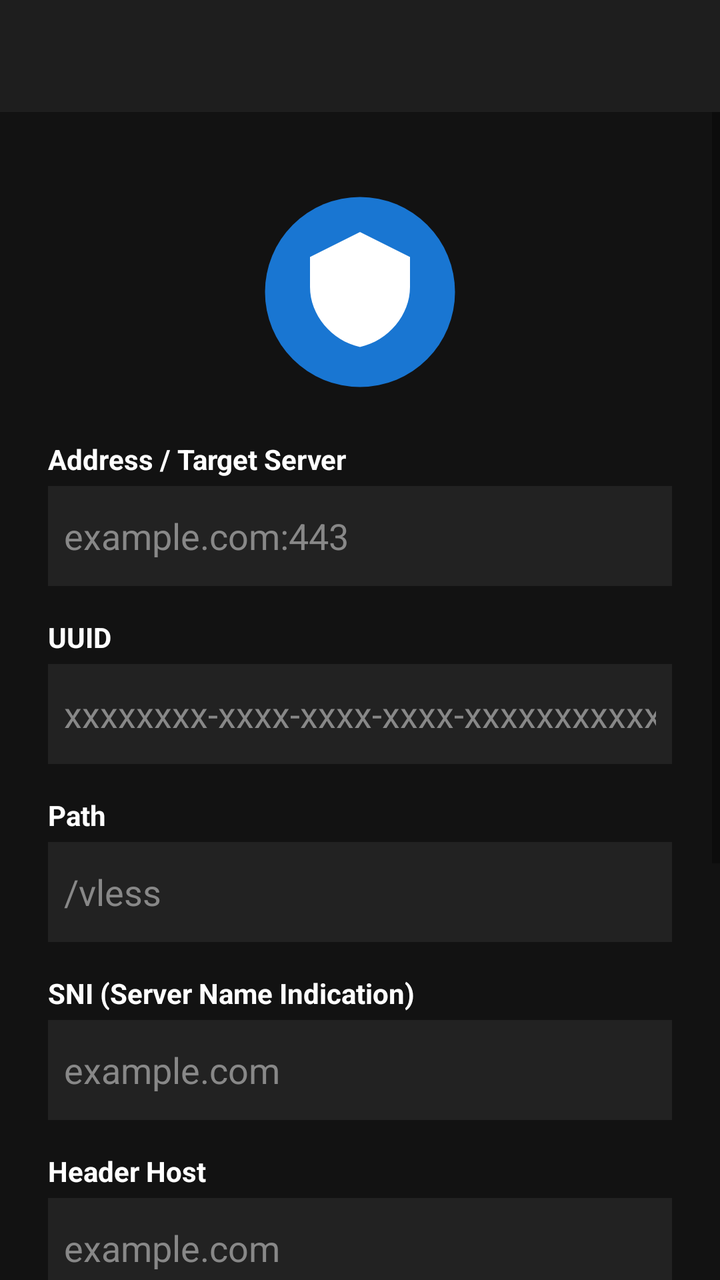
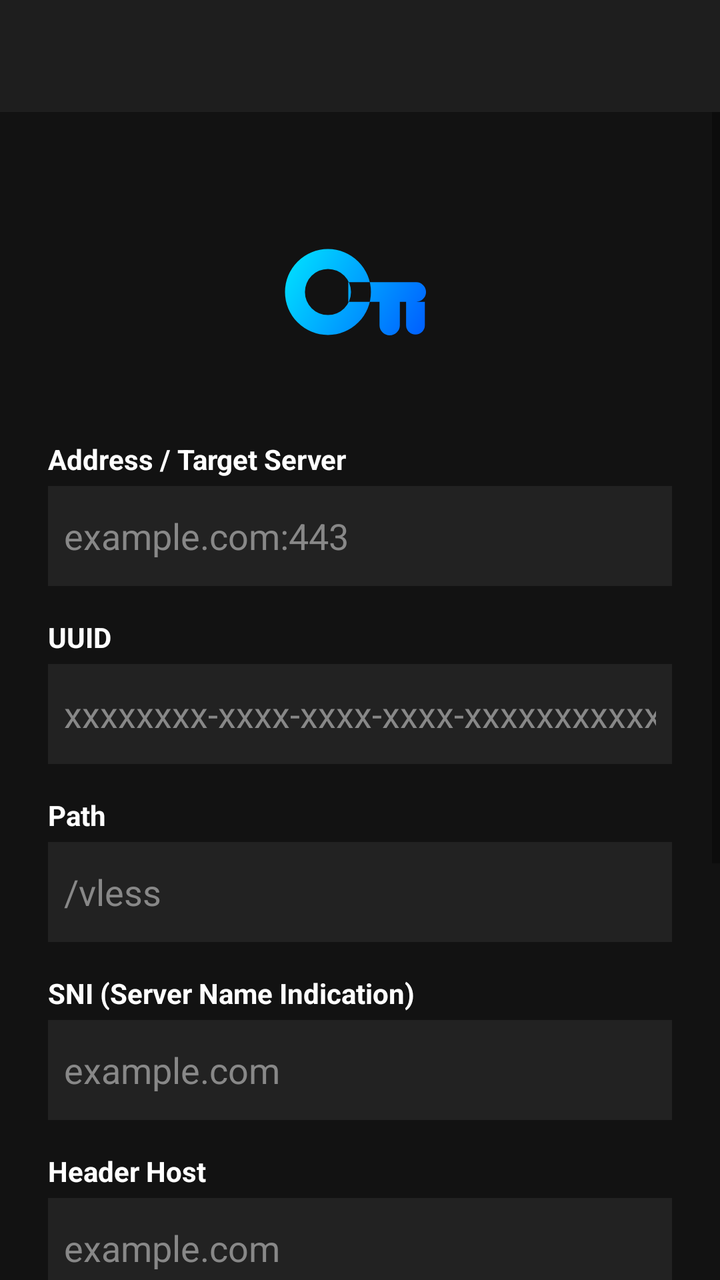

Before-and-after screenshots of an Android layout around one commit, followed by the original layout XML and the change that was made.
<!-- AndroidManifest.xml: application theme Theme.JhopanLiteVPN -->
<!-- res/layout/activity_main.xml -->
<?xml version="1.0" encoding="utf-8"?>
<LinearLayout xmlns:android="http://schemas.android.com/apk/res/android"
    android:layout_width="match_parent"
    android:layout_height="match_parent"
    android:orientation="vertical"
    android:background="#121212">

    <androidx.appcompat.widget.Toolbar
        android:id="@+id/toolbar"
        android:layout_width="match_parent"
        android:layout_height="?attr/actionBarSize"
        android:background="#1E1E1E"
        android:theme="@style/ThemeOverlay.AppCompat.Dark.ActionBar" />

    <ScrollView
        android:layout_width="match_parent"
        android:layout_height="match_parent"
        android:background="#121212">

        <LinearLayout
            android:layout_width="match_parent"
            android:layout_height="wrap_content"
            android:orientation="vertical"
            android:padding="24dp"
            android:gravity="center_horizontal">

            <ImageView
                android:layout_width="100dp"
                android:layout_height="100dp"
                android:layout_marginTop="16dp"
                android:src="@drawable/ic_logo"
                android:contentDescription="JhopanStore VPN" />

            <TextView
                android:id="@+id/lockBanner"
                android:layout_width="match_parent"
                android:layout_height="wrap_content"
                android:layout_marginTop="16dp"
                android:gravity="center"
                android:textStyle="bold"
                android:textColor="#4CAF50"
                android:visibility="gone" />

            <LinearLayout
                android:id="@+id/configFields"
                android:layout_width="match_parent"
                android:layout_height="wrap_content"
                android:orientation="vertical">

            <TextView
                android:layout_width="match_parent"
                android:layout_height="wrap_content"
                android:layout_marginTop="24dp"
                android:text="Address / Target Server"
                android:textStyle="bold"
                android:textColor="#FFFFFF" />
            <EditText
                android:id="@+id/address"
                android:layout_width="match_parent"
                android:layout_height="50dp"
                android:layout_marginTop="4dp"
                android:hint="example.com:443"
                android:textColorHint="#888888"
                android:textColor="#FFFFFF"
                android:background="#222222"
                android:padding="8dp"
                android:singleLine="true" />

            <TextView
                android:layout_width="match_parent"
                android:layout_height="wrap_content"
                android:layout_marginTop="16dp"
                android:text="UUID"
                android:textStyle="bold"
                android:textColor="#FFFFFF" />
            <EditText
                android:id="@+id/uuid"
                android:layout_width="match_parent"
                android:layout_height="50dp"
                android:layout_marginTop="4dp"
                android:hint="xxxxxxxx-xxxx-xxxx-xxxx-xxxxxxxxxxxx"
                android:textColorHint="#888888"
                android:textColor="#FFFFFF"
                android:background="#222222"
                android:padding="8dp"
                android:singleLine="true" />

            <TextView
                android:layout_width="match_parent"
                android:layout_height="wrap_content"
                android:layout_marginTop="16dp"
                android:text="Path"
                android:textStyle="bold"
                android:textColor="#FFFFFF" />
            <EditText
                android:id="@+id/path"
                android:layout_width="match_parent"
                android:layout_height="50dp"
                android:layout_marginTop="4dp"
                android:hint="/vless"
                android:textColorHint="#888888"
                android:textColor="#FFFFFF"
                android:background="#222222"
                android:padding="8dp"
                android:singleLine="true" />

            <TextView
                android:layout_width="match_parent"
                android:layout_height="wrap_content"
                android:layout_marginTop="16dp"
                android:text="SNI (Server Name Indication)"
                android:textStyle="bold"
                android:textColor="#FFFFFF" />
            <EditText
                android:id="@+id/sni"
                android:layout_width="match_parent"
                android:layout_height="50dp"
                android:layout_marginTop="4dp"
                android:hint="example.com"
                android:textColorHint="#888888"
                android:textColor="#FFFFFF"
                android:background="#222222"
                android:padding="8dp"
                android:singleLine="true" />

            <TextView
                android:layout_width="match_parent"
                android:layout_height="wrap_content"
                android:layout_marginTop="16dp"
                android:text="Header Host"
                android:textStyle="bold"
                android:textColor="#FFFFFF" />
            <EditText
                android:id="@+id/host"
                android:layout_width="match_parent"
                android:layout_height="50dp"
                android:layout_marginTop="4dp"
                android:hint="example.com"
                android:textColorHint="#888888"
                android:textColor="#FFFFFF"
                android:background="#222222"
                android:padding="8dp"
                android:singleLine="true" />

            </LinearLayout>

            <Button
                android:id="@+id/connect"
                android:layout_width="match_parent"
                android:layout_height="56dp"
                android:layout_marginTop="32dp"
                android:text="CONNECT"
                android:backgroundTint="#4CAF50"
                android:textColor="#FFFFFF"
                android:textStyle="bold" />

            <TextView
                android:id="@+id/traffic"
                android:layout_width="match_parent"
                android:layout_height="wrap_content"
                android:layout_marginTop="16dp"
                android:gravity="center"
                android:fontFamily="monospace"
                android:textSize="14sp"
                android:textColor="#2196F3"
                android:text="Traffic: -" />

            <TextView
                android:id="@+id/status"
                android:layout_width="match_parent"
                android:layout_height="wrap_content"
                android:minHeight="120dp"
                android:layout_marginTop="24dp"
                android:layout_marginBottom="24dp"
                android:padding="12dp"
                android:background="#1A1A1A"
                android:fontFamily="monospace"
                android:textSize="12sp"
                android:textColor="#4CAF50"
                android:lineSpacingExtra="4dp"
                android:text="Disconnected" />
        </LinearLayout>
    </ScrollView>
</LinearLayout>
<!-- resources referenced by this layout -->
<resources>
  <!-- drawable ic_logo (drawable) -->
  <vector xmlns:android="http://schemas.android.com/apk/res/android" android:width="80dp" android:height="80dp" android:viewportWidth="80" android:viewportHeight="80">
      <path android:fillColor="#1976D2" android:pathData="M40,40m-38,0a38,38 0,1 1,76 0a38,38 0,1 1,-76 0"/>
      <path android:fillColor="#FFFFFF" android:pathData="M40,16L20,26v12c0,11.1 8.5,21.4 20,24c11.5,-2.6 20,-12.9 20,-24V26L40,16zM40,44h-0.1V28l-10,5v9.4c0,5.2 3,10.2 7.1,13.2V44H40z"/>
  </vector>
  <style name="Theme.JhopanLiteVPN" parent="Theme.AppCompat.Light.NoActionBar">
          <item name="colorPrimary">@color/primary</item>
          <item name="android:statusBarColor">#121212</item>
          <item name="android:navigationBarColor">#121212</item>
      </style>
  <color name="primary">#4CAF50</color>
</resources>

<!-- the commit's change to res/layout/activity_main.xml (unified diff, before → after) -->
@@ -28,18 +28,21 @@
                 android:layout_width="100dp"
                 android:layout_height="100dp"
                 android:layout_marginTop="16dp"
-                android:src="@drawable/ic_logo"
+                android:src="@drawable/ic_launcher_foreground"
                 android:contentDescription="JhopanStore VPN" />
 
-            <TextView
+            <LinearLayout
                 android:id="@+id/lockBanner"
                 android:layout_width="match_parent"
                 android:layout_height="wrap_content"
                 android:layout_marginTop="16dp"
+                android:orientation="vertical"
                 android:gravity="center"
-                android:textStyle="bold"
-                android:textColor="#4CAF50"
-                android:visibility="gone" />
+                android:visibility="gone">
+
+                <include layout="@layout/view_locked_banner" />
+
+            </LinearLayout>
 
             <LinearLayout
                 android:id="@+id/configFields"
@@ -182,3 +185,36 @@
         </LinearLayout>
     </ScrollView>
 </LinearLayout>
+<!-- res/layout/view_locked_banner.xml (included above) -->
+<?xml version="1.0" encoding="utf-8"?>
+<LinearLayout xmlns:android="http://schemas.android.com/apk/res/android"
+    android:layout_width="match_parent"
+    android:layout_height="wrap_content"
+    android:orientation="vertical"
+    android:gravity="center_horizontal"
+    android:padding="24dp">
+
+    <ImageView
+        android:layout_width="80dp"
+        android:layout_height="80dp"
+        android:src="@drawable/ic_launcher_foreground"
+        android:contentDescription="Locked" />
+
+    <TextView
+        android:id="@+id/lock_name"
+        android:layout_width="wrap_content"
+        android:layout_height="wrap_content"
+        android:layout_marginTop="12dp"
+        android:textStyle="bold"
+        android:textSize="18sp"
+        android:textColor="#FFFFFF"
+        android:gravity="center" />
+
+    <TextView
+        android:id="@+id/lock_expiry"
+        android:layout_width="wrap_content"
+        android:layout_height="wrap_content"
+        android:layout_marginTop="4dp"
+        android:textSize="12sp"
+        android:textColor="#888888" />
+</LinearLayout>
<!-- resource entries referenced after the edit -->
@@ -1,9 +1,26 @@
 <!-- resources referenced by this layout -->
 <resources>
-  <!-- drawable ic_logo (drawable) -->
-  <vector xmlns:android="http://schemas.android.com/apk/res/android" android:width="80dp" android:height="80dp" android:viewportWidth="80" android:viewportHeight="80">
-      <path android:fillColor="#1976D2" android:pathData="M40,40m-38,0a38,38 0,1 1,76 0a38,38 0,1 1,-76 0"/>
-      <path android:fillColor="#FFFFFF" android:pathData="M40,16L20,26v12c0,11.1 8.5,21.4 20,24c11.5,-2.6 20,-12.9 20,-24V26L40,16zM40,44h-0.1V28l-10,5v9.4c0,5.2 3,10.2 7.1,13.2V44H40z"/>
+  <!-- drawable ic_launcher_foreground (drawable) -->
+  <?xml version="1.0" encoding="utf-8"?>
+  <vector xmlns:android="http://schemas.android.com/apk/res/android"
+      xmlns:aapt="http://schemas.android.com/aapt"
+      android:width="108dp"
+      android:height="108dp"
+      android:viewportWidth="1024"
+      android:viewportHeight="1024">
+      <path
+          android:pathData="M348,512m-220,0a220,220 0,1 1,440 0a220,220 0,1 1,-440 0Z M348,512m-118,0a118,118 0,1 0,236 0a118,118 0,1 0,-236 0Z M452,462H800a50,50 0,0 1,0 100H452Z M612,562h104v120a52,52 0,0 1,-104 0Z M748,562h96v120a48,48 0,0 1,-96 0Z"
+          android:fillType="evenOdd">
+          <aapt:attr name="android:fillColor">
+              <gradient
+                  android:type="linear"
+                  android:startX="128" android:startY="292"
+                  android:endX="896" android:endY="732">
+                  <item android:offset="0" android:color="#FF00E5FF"/>
+                  <item android:offset="1" android:color="#FF0057FF"/>
+              </gradient>
+          </aapt:attr>
+      </path>
   </vector>
   <style name="Theme.JhopanLiteVPN" parent="Theme.AppCompat.Light.NoActionBar">
           <item name="colorPrimary">@color/primary</item>
